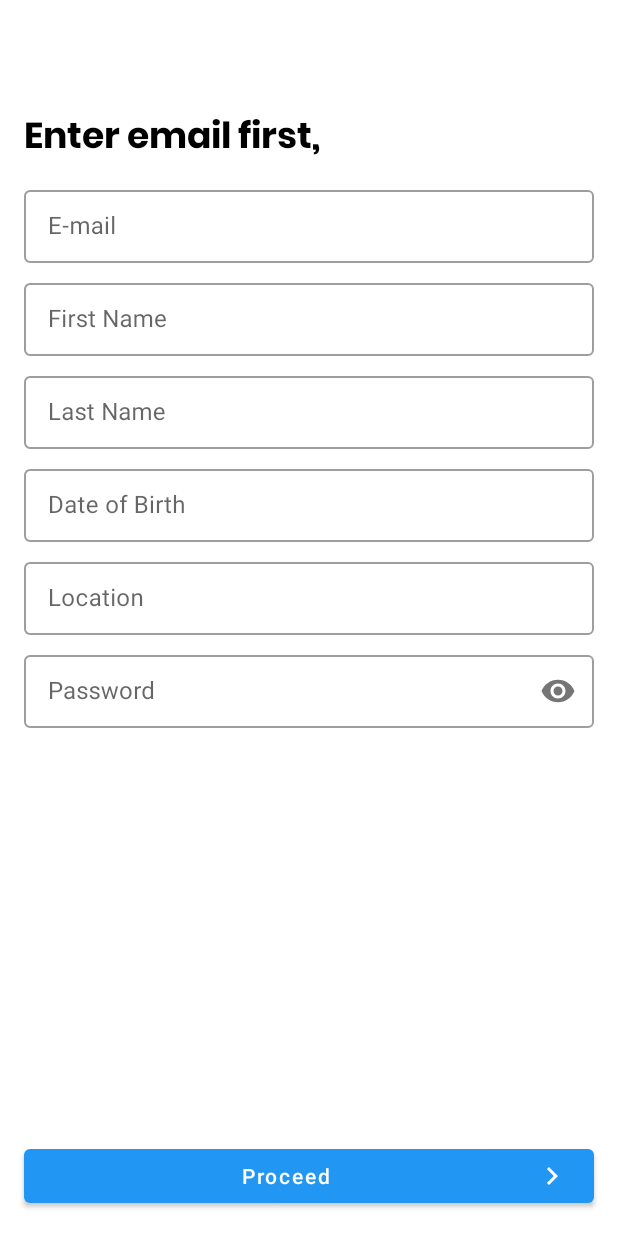
After one commit to felixfavour/Pidgipedia, an Android app: the CreateAccountFragment screen opened through its navigation route, on a phone screen of 412 x 824 dp. The commit adds this screen. Run offline under Robolectric (Android 15) with nearby library versions, the phone set to English and light mode, and no system bars; our stand-ins replace data binding.

Commit message:
Added Authentication and Account Creation screens and Data Binding, pending create account animation and grouping

```diff
--- a/app/src/main/AndroidManifest.xml
+++ b/app/src/main/AndroidManifest.xml
@@ -9,6 +9,7 @@
         android:roundIcon="@mipmap/ic_launcher_pidgipedia_round"
         android:supportsRtl="true"
         android:theme="@style/AppTheme">
+        <activity android:name=".AuthenticationActivity"></activity>
         <activity android:name=".OnboardingActivity">
             <intent-filter>
                 <action android:name="android.intent.action.MAIN" />
--- /dev/null
+++ b/app/src/main/java/com/felixfavour/pidgipedia/AuthenticationActivity.kt
@@ -0,0 +1,12 @@
+package com.felixfavour.pidgipedia
+
+import androidx.appcompat.app.AppCompatActivity
+import android.os.Bundle
+
+class AuthenticationActivity : AppCompatActivity() {
+
+    override fun onCreate(savedInstanceState: Bundle?) {
+        super.onCreate(savedInstanceState)
+        setContentView(R.layout.activity_authentication)
+    }
+}
--- /dev/null
+++ b/app/src/main/java/com/felixfavour/pidgipedia/CreateAccountFragment.kt
@@ -0,0 +1,22 @@
+package com.felixfavour.pidgipedia
+
+import android.os.Bundle
+import androidx.fragment.app.Fragment
+import android.view.LayoutInflater
+import android.view.View
+import android.view.ViewGroup
+
+/**
+ * A simple [Fragment] subclass.
+ */
+class CreateAccountFragment : Fragment() {
+
+    override fun onCreateView(
+        inflater: LayoutInflater, container: ViewGroup?,
+        savedInstanceState: Bundle?
+    ): View? {
+        // Inflate the layout for this fragment
+        return inflater.inflate(R.layout.fragment_create_account, container, false)
+    }
+
+}
--- /dev/null
+++ b/app/src/main/java/com/felixfavour/pidgipedia/LoginFragment.kt
@@ -0,0 +1,27 @@
+package com.felixfavour.pidgipedia
+
+import android.os.Bundle
+import androidx.fragment.app.Fragment
+import android.view.LayoutInflater
+import android.view.View
+import android.view.ViewGroup
+import androidx.databinding.DataBindingUtil
+import com.felixfavour.pidgipedia.databinding.FragmentLoginBinding
+
+/**
+ * A simple [Fragment] subclass.
+ */
+class LoginFragment : Fragment() {
+
+    private lateinit var binding: FragmentLoginBinding
+
+    override fun onCreateView(
+        inflater: LayoutInflater, container: ViewGroup?,
+        savedInstanceState: Bundle?
+    ): View? {
+        binding = DataBindingUtil.inflate<FragmentLoginBinding>(inflater, R.layout.fragment_login, container ,false)
+
+        return binding.root
+    }
+
+}
--- a/app/src/main/java/com/felixfavour/pidgipedia/OnboardingActivity.kt
+++ b/app/src/main/java/com/felixfavour/pidgipedia/OnboardingActivity.kt
@@ -32,8 +32,8 @@ class OnboardingActivity : AppCompatActivity() {
                 0 -> onboardingViewpager.setCurrentItem(1, true)
                 1 -> onboardingViewpager.setCurrentItem(2, true)
                 2 -> {
-                    val mainActivityIntent = Intent(this, MainActivity::class.java)
-                    startActivity(mainActivityIntent)
+                    val activityIntent = Intent(this, AuthenticationActivity::class.java)
+                    startActivity(activityIntent)
                 }
             }
         }
--- /dev/null
+++ b/app/src/main/res/layout/activity_authentication.xml
@@ -0,0 +1,35 @@
+<?xml version="1.0" encoding="utf-8"?>
+<androidx.coordinatorlayout.widget.CoordinatorLayout xmlns:android="http://schemas.android.com/apk/res/android"
+    xmlns:app="http://schemas.android.com/apk/res-auto"
+    xmlns:tools="http://schemas.android.com/tools"
+    android:layout_width="match_parent"
+    android:layout_height="match_parent"
+    tools:context=".AuthenticationActivity">
+
+    <androidx.constraintlayout.widget.ConstraintLayout
+        android:layout_width="match_parent"
+        android:layout_height="match_parent"
+        android:animateLayoutChanges="true">
+
+        <androidx.appcompat.widget.Toolbar
+            android:id="@+id/toolbar2"
+            android:layout_width="match_parent"
+            android:layout_height="?actionBarSize"
+            app:layout_constraintEnd_toEndOf="parent"
+            app:layout_constraintHorizontal_bias="0.5"
+            app:layout_constraintStart_toStartOf="parent"
+            app:layout_constraintTop_toTopOf="parent" />
+
+        <fragment
+            android:id="@+id/authentication_navHostFragment"
+            android:name="androidx.navigation.fragment.NavHostFragment"
+            android:layout_width="match_parent"
+            android:layout_height="0dp"
+            app:defaultNavHost="true"
+            app:layout_constraintBottom_toBottomOf="parent"
+            app:layout_constraintTop_toBottomOf="@+id/toolbar2"
+            app:navGraph="@navigation/authentication_navigation"
+            tools:layout_editor_absoluteX="-16dp" />
+
+    </androidx.constraintlayout.widget.ConstraintLayout>
+</androidx.coordinatorlayout.widget.CoordinatorLayout>
--- /dev/null
+++ b/app/src/main/res/layout/fragment_create_account.xml
@@ -0,0 +1,201 @@
+<?xml version="1.0" encoding="utf-8"?>
+<layout xmlns:android="http://schemas.android.com/apk/res/android"
+    xmlns:app="http://schemas.android.com/apk/res-auto"
+    xmlns:tools="http://schemas.android.com/tools">
+    <androidx.coordinatorlayout.widget.CoordinatorLayout
+        android:layout_width="match_parent"
+        android:layout_height="match_parent"
+        tools:context=".AuthenticationActivity">
+
+        <androidx.constraintlayout.widget.ConstraintLayout
+            android:layout_width="match_parent"
+            android:layout_height="match_parent"
+            android:animateLayoutChanges="true">
+
+            <TextView
+                android:id="@+id/textView"
+                android:layout_width="match_parent"
+                android:layout_height="wrap_content"
+                android:layout_marginStart="16dp"
+                android:layout_marginTop="16dp"
+                android:layout_marginEnd="16dp"
+                android:fontFamily="@font/poppinsbold"
+                android:text="@string/enter_email_first"
+                android:textColor="@color/primaryTextColor"
+                android:textSize="@dimen/onboarding_header_text"
+                app:layout_constraintEnd_toEndOf="parent"
+                app:layout_constraintHorizontal_bias="0.5"
+                app:layout_constraintStart_toStartOf="parent"
+                app:layout_constraintTop_toTopOf="parent" />
+
+            <com.google.android.material.textfield.TextInputLayout
+                android:id="@+id/textInputLayout"
+                style="@style/Widget.MaterialComponents.TextInputLayout.OutlinedBox.Dense"
+                android:layout_width="0dp"
+                android:layout_height="wrap_content"
+                android:layout_marginStart="16dp"
+                android:layout_marginTop="8dp"
+                android:layout_marginEnd="16dp"
+                app:layout_constraintEnd_toEndOf="parent"
+                app:layout_constraintHorizontal_bias="0.0"
+                app:layout_constraintStart_toStartOf="parent"
+                app:layout_constraintTop_toBottomOf="@+id/textView">
+
+                <EditText
+                    android:id="@+id/email"
+                    android:layout_width="match_parent"
+                    android:layout_height="match_parent"
+                    android:ems="10"
+                    android:hint="@string/e_mail"
+                    android:inputType="textEmailAddress"
+                    tools:layout_editor_absoluteX="16dp"
+                    tools:layout_editor_absoluteY="176dp" />
+
+            </com.google.android.material.textfield.TextInputLayout>
+
+            <com.google.android.material.textfield.TextInputLayout
+                android:id="@+id/textInputLayout2"
+                style="@style/Widget.MaterialComponents.TextInputLayout.OutlinedBox.Dense"
+                android:layout_width="0dp"
+                android:layout_height="wrap_content"
+                android:layout_marginStart="16dp"
+                android:layout_marginTop="8dp"
+                android:layout_marginEnd="16dp"
+                app:layout_constraintEnd_toEndOf="parent"
+                app:layout_constraintHorizontal_bias="0.5"
+                app:layout_constraintStart_toStartOf="parent"
+                app:layout_constraintTop_toBottomOf="@+id/textInputLayout">
+
+                <EditText
+                    android:id="@+id/first_name"
+                    android:layout_width="match_parent"
+                    android:layout_height="match_parent"
+                    android:ems="10"
+                    android:hint="@string/first_name"
+                    android:inputType="textPersonName"
+                    tools:layout_editor_absoluteX="16dp"
+                    tools:layout_editor_absoluteY="176dp" />
+
+            </com.google.android.material.textfield.TextInputLayout>
+
+            <com.google.android.material.textfield.TextInputLayout
+                android:id="@+id/textInputLayout3"
+                style="@style/Widget.MaterialComponents.TextInputLayout.OutlinedBox.Dense"
+                android:layout_width="0dp"
+                android:layout_height="wrap_content"
+                android:layout_marginStart="16dp"
+                android:layout_marginTop="8dp"
+                android:layout_marginEnd="16dp"
+                app:layout_constraintEnd_toEndOf="parent"
+                app:layout_constraintHorizontal_bias="0.5"
+                app:layout_constraintStart_toStartOf="parent"
+                app:layout_constraintTop_toBottomOf="@+id/textInputLayout2">
+
+                <EditText
+                    android:id="@+id/last_name"
+                    android:layout_width="match_parent"
+                    android:layout_height="match_parent"
+                    android:ems="10"
+                    android:hint="@string/last_name"
+                    android:inputType="textPersonName"
+                    tools:layout_editor_absoluteX="16dp"
+                    tools:layout_editor_absoluteY="176dp" />
+
+            </com.google.android.material.textfield.TextInputLayout>
+
+            <com.google.android.material.textfield.TextInputLayout
+                android:id="@+id/textInputLayout4"
+                style="@style/Widget.MaterialComponents.TextInputLayout.OutlinedBox.Dense"
+                android:layout_width="0dp"
+                android:layout_height="wrap_content"
+                android:layout_marginStart="16dp"
+                android:layout_marginTop="8dp"
+                android:layout_marginEnd="16dp"
+                app:endIconDrawable="@drawable/location"
+                app:layout_constraintEnd_toEndOf="parent"
+                app:layout_constraintHorizontal_bias="0.5"
+                app:layout_constraintStart_toStartOf="parent"
+                app:layout_constraintTop_toBottomOf="@+id/textInputLayout5">
+
+                <EditText
+                    android:id="@+id/location"
+                    android:layout_width="match_parent"
+                    android:layout_height="match_parent"
+                    android:ems="10"
+                    android:hint="@string/location"
+                    android:inputType="text"
+                    tools:layout_editor_absoluteX="16dp"
+                    tools:layout_editor_absoluteY="176dp" />
+
+            </com.google.android.material.textfield.TextInputLayout>
+
+            <com.google.android.material.textfield.TextInputLayout
+                android:id="@+id/textInputLayout5"
+                style="@style/Widget.MaterialComponents.TextInputLayout.OutlinedBox.Dense"
+                android:layout_width="0dp"
+                android:layout_height="wrap_content"
+                android:layout_marginStart="16dp"
+                android:layout_marginTop="8dp"
+                android:layout_marginEnd="16dp"
+                app:layout_constraintEnd_toEndOf="parent"
+                app:layout_constraintHorizontal_bias="0.5"
+                app:layout_constraintStart_toStartOf="parent"
+                app:layout_constraintTop_toBottomOf="@+id/textInputLayout3">
+
+                <EditText
+                    android:id="@+id/date_of_birth"
+                    android:layout_width="match_parent"
+                    android:layout_height="match_parent"
+                    android:ems="10"
+                    android:hint="@string/date_of_birth"
+                    android:inputType="date"
+                    tools:layout_editor_absoluteX="16dp"
+                    tools:layout_editor_absoluteY="176dp" />
+
+            </com.google.android.material.textfield.TextInputLayout>
+
+            <com.google.android.material.textfield.TextInputLayout
+                android:id="@+id/textInputLayout6"
+                style="@style/Widget.MaterialComponents.TextInputLayout.OutlinedBox.Dense"
+                android:layout_width="0dp"
+                android:layout_height="wrap_content"
+                android:layout_marginStart="16dp"
+                android:layout_marginTop="8dp"
+                android:layout_marginEnd="16dp"
+                app:layout_constraintEnd_toEndOf="parent"
+                app:layout_constraintHorizontal_bias="0.0"
+                app:layout_constraintStart_toStartOf="parent"
+                app:layout_constraintTop_toBottomOf="@+id/textInputLayout4"
+                app:passwordToggleEnabled="true">
+
+                <EditText
+                    android:id="@+id/password"
+                    android:layout_width="match_parent"
+                    android:layout_height="match_parent"
+                    android:ems="10"
+                    android:hint="@string/password"
+                    android:inputType="textPassword"
+                    tools:layout_editor_absoluteX="16dp"
+                    tools:layout_editor_absoluteY="176dp" />
+
+            </com.google.android.material.textfield.TextInputLayout>
+
+            <Button
+                android:id="@+id/proceed"
+                android:layout_width="match_parent"
+                android:layout_height="wrap_content"
+                android:layout_marginStart="16dp"
+                android:layout_marginEnd="16dp"
+                android:layout_marginBottom="16dp"
+                android:drawableEnd="@drawable/chevron_right"
+                android:drawableTint="@color/primaryWhiteColor"
+                android:text="@string/proceed"
+                android:textAllCaps="false"
+                app:layout_constraintBottom_toBottomOf="parent"
+                app:layout_constraintEnd_toEndOf="parent"
+                app:layout_constraintHorizontal_bias="1.0"
+                app:layout_constraintStart_toStartOf="parent" />
+
+        </androidx.constraintlayout.widget.ConstraintLayout>
+    </androidx.coordinatorlayout.widget.CoordinatorLayout>
+</layout>
--- /dev/null
+++ b/app/src/main/res/navigation/authentication_navigation.xml
@@ -0,0 +1,26 @@
+<?xml version="1.0" encoding="utf-8"?>
+<navigation xmlns:android="http://schemas.android.com/apk/res/android"
+    xmlns:app="http://schemas.android.com/apk/res-auto"
+    xmlns:tools="http://schemas.android.com/tools"
+    android:id="@+id/authentication_navigation.xml"
+    app:startDestination="@id/loginFragment">
+
+    <fragment
+        android:id="@+id/loginFragment"
+        android:name="com.felixfavour.pidgipedia.LoginFragment"
+        android:label="fragment_login"
+        tools:layout="@layout/fragment_login" >
+        <action
+            android:id="@+id/action_loginFragment_to_createAccountFragment"
+            app:destination="@id/createAccountFragment" />
+    </fragment>
+    <fragment
+        android:id="@+id/createAccountFragment"
+        android:name="com.felixfavour.pidgipedia.CreateAccountFragment"
+        android:label="fragment_create_account"
+        tools:layout="@layout/fragment_create_account" >
+        <action
+            android:id="@+id/action_createAccountFragment_to_loginFragment"
+            app:destination="@id/loginFragment" />
+    </fragment>
+</navigation>
--- a/app/src/main/res/values/strings.xml
+++ b/app/src/main/res/values/strings.xml
@@ -17,4 +17,16 @@
     <string name="onboarding_quiz_desc">Test your knowledge by attempting various questions.</string>
     <string name="onboarding_rewards_desc">Challenge yourself with numerous badges unclaimed.</string>
     <string name="start">Start</string>
+    <string name="e_mail">E-mail</string>
+    <string name="password">Password</string>
+    <string name="retrieve_a_forgotten_password">Retrieve a forgotten password</string>
+    <string name="enter_email_first">Enter email first,</string>
+    <string name="create_an_account_instead">Create an Account Instead</string>
+    <string name="sign_in_with_google">Sign in with Google</string>
+    <string name="log_in">Log In</string>
+    <string name="proceed">Proceed</string>
+    <string name="first_name">First Name</string>
+    <string name="last_name">Last Name</string>
+    <string name="location">Location</string>
+    <string name="date_of_birth">Date of Birth</string>
 </resources>
--- a/app/src/main/res/values/styles.xml
+++ b/app/src/main/res/values/styles.xml
@@ -23,4 +23,9 @@
         <item name="android:textSize">@dimen/large_text</item>
     </style>
 
+    <style name="whiteButtonLogin" parent="Widget.MaterialComponents.Button.OutlinedButton">
+        <item name="backgroundTint">@color/primaryWhiteColor</item>
+        <item name="strokeColor">@color/primaryColorLight</item>
+    </style>
+
 </resources>
--- a/build.gradle
+++ b/build.gradle
@@ -10,6 +10,7 @@ buildscript {
     dependencies {
         classpath 'com.android.tools.build:gradle:3.6.3'
         classpath "org.jetbrains.kotlin:kotlin-gradle-plugin:$kotlin_version"
+        classpath "androidx.navigation:navigation-safe-args-gradle-plugin:2.3.0-alpha06"
 
         // NOTE: Do not place your application dependencies here; they belong
         // in the individual module build.gradle files
```
Also changed, not shown: app/build.gradle (+8 -1 lines), app/src/main/res/layout/fragment_login.xml (added, +163 -0 lines), app/src/main/res/drawable-mdpi/google.png (added), app/src/main/res/drawable/ic_google.webp (deleted).
